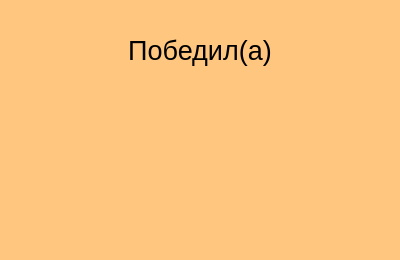
The window that end_winner_design.ui (WhoIAm-Benjamin/Count_Of_Win) describes before a commit, drawn with Qt 5.
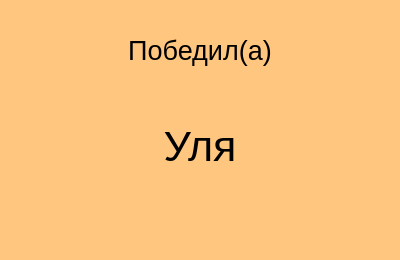
The same window after the commit.

What changed in the file:
```diff
--- a/end_winner_design.ui
+++ b/end_winner_design.ui
@@ -55,7 +55,7 @@
     </font>
    </property>
    <property name="text">
-    <string/>
+    <string>Уля</string>
    </property>
    <property name="alignment">
     <set>Qt::AlignCenter</set>
```
Left out of the diff: 2 changed lines with no effect on the pictures.
